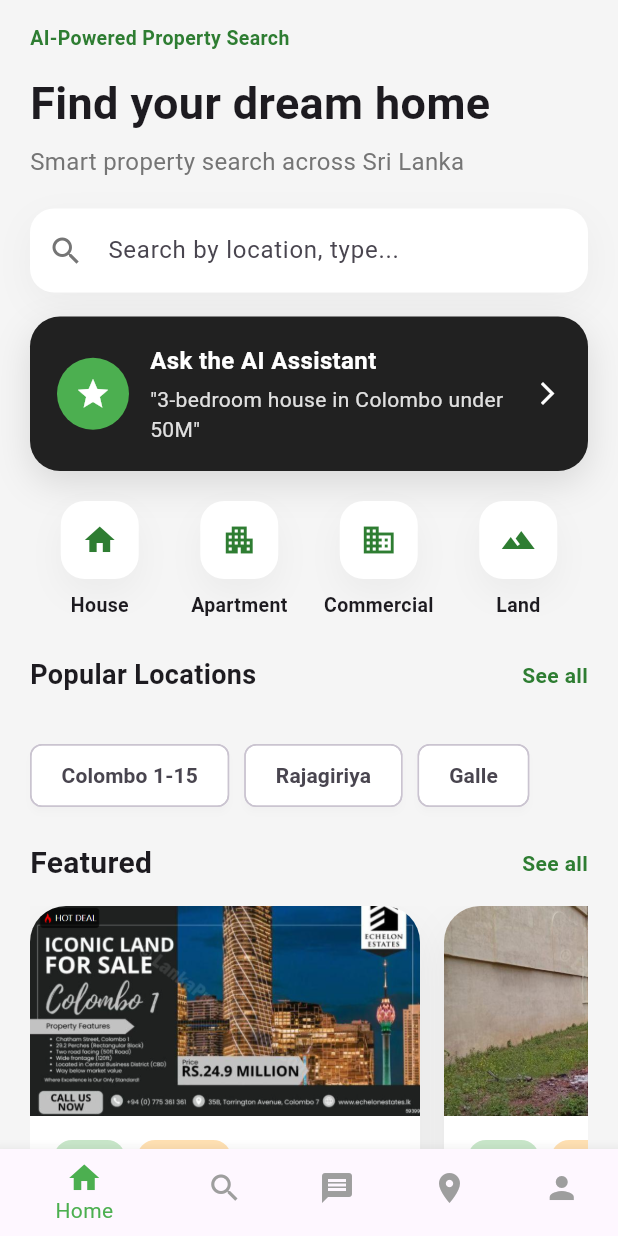
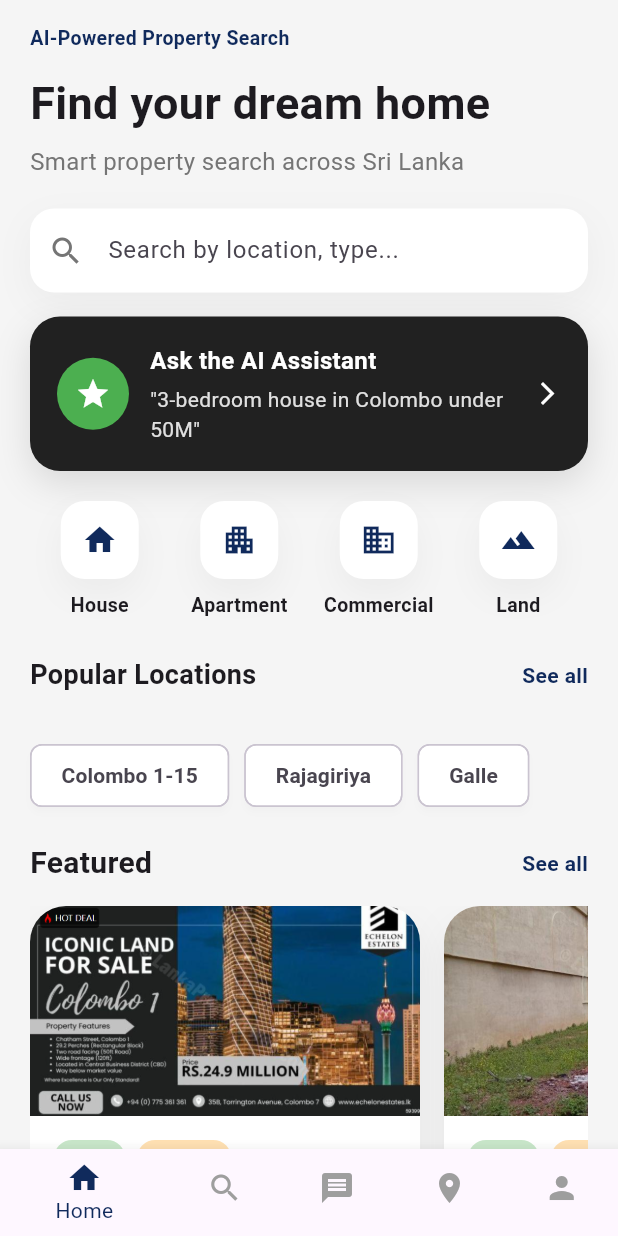
Before and after one commit to amashadahamni/livesmart, a Flutter app: the MainApp screen opened directly, on a phone screen of 412 x 824 dp. Run offline on Flutter 3.47's test engine with Material 3 defaults, Android fonts, the phone set to English and light mode, and no system bars; our stand-ins replace flutter_tts, speech_to_text; network calls fail; Roboto replaces fonts that are missing (Arial).

Commit message:
Use dark blue text accents

```diff
--- a/lib/main.dart
+++ b/lib/main.dart
@@ -314,7 +314,7 @@ class _MainAppState extends State<MainApp> {
             index = i;
           });
         },
-        selectedItemColor: Colors.green,
+        selectedItemColor: Color(0xff102a5c),
         unselectedItemColor: Colors.grey,
         items: [
           BottomNavigationBarItem(icon: Icon(Icons.home), label: "Home"),
@@ -355,7 +355,7 @@ class DashboardScreen extends StatelessWidget {
                   Text('AI-Powered Property Search',
                       style: TextStyle(
                         fontSize: 13,
-                        color: Colors.green[800],
+                        color: Color(0xff102a5c),
                         fontWeight: FontWeight.w700,
                       )),
                   SizedBox(height: 12),
@@ -464,7 +464,7 @@ class DashboardScreen extends StatelessWidget {
                           )),
                       Text('See all',
                           style: TextStyle(
-                            color: Colors.green[800],
+                            color: Color(0xff102a5c),
                             fontWeight: FontWeight.w600,
                           )),
                     ],
@@ -542,7 +542,7 @@ class DashboardScreen extends StatelessWidget {
                   ),
                 ],
               ),
-              child: Icon(icon, color: Colors.green[800], size: 24),
+              child: Icon(icon, color: Color(0xff102a5c), size: 24),
             ),
             SizedBox(height: 8),
             Text(title, style: TextStyle(fontSize: 13, fontWeight: FontWeight.w600)),
@@ -573,7 +573,7 @@ class DashboardScreen extends StatelessWidget {
             )),
         Text('See all',
             style: TextStyle(
-              color: Colors.green[800],
+              color: Color(0xff102a5c),
               fontWeight: FontWeight.w600,
             )),
       ],
@@ -625,7 +625,7 @@ class DashboardScreen extends StatelessWidget {
                       overflow: TextOverflow.ellipsis),
                   SizedBox(height: 6),
                   Text(item['price']!,
-                      style: TextStyle(fontSize: 14, fontWeight: FontWeight.w700, color: Colors.green[800])),
+                      style: TextStyle(fontSize: 14, fontWeight: FontWeight.w700, color: Color(0xff102a5c))),
                   Spacer(),
                   Row(
                     children: [
@@ -684,7 +684,7 @@ class DashboardScreen extends StatelessWidget {
                   Text(item['title']!,
                       style: TextStyle(fontSize: 16, fontWeight: FontWeight.bold)),
                   SizedBox(height: 6),
-                  Text(item['price']!, style: TextStyle(fontSize: 15, fontWeight: FontWeight.w700, color: Colors.green[800])),
+                  Text(item['price']!, style: TextStyle(fontSize: 15, fontWeight: FontWeight.w700, color: Color(0xff102a5c))),
                 ],
               ),
             ),
@@ -790,7 +790,7 @@ class _PropertyCategoryScreenState extends State<PropertyCategoryScreen> {
       child: Column(
         crossAxisAlignment: CrossAxisAlignment.start,
         children: [
-          Text(label, style: TextStyle(fontWeight: FontWeight.bold, color: Colors.green[800])),
+          Text(label, style: TextStyle(fontWeight: FontWeight.bold, color: Color(0xff102a5c))),
           SizedBox(height: 4),
           Text(value, style: TextStyle(fontSize: 16)),
         ],
@@ -1133,7 +1133,7 @@ class _AIChatScreenState extends State<AIChatScreen> {
                                   BoxShadow(color: Colors.black12, blurRadius: 10, offset: Offset(0, 5)),
                                 ],
                               ),
-                              child: Icon(_isListening ? Icons.mic_off : Icons.mic, color: Colors.green[800]),
+                              child: Icon(_isListening ? Icons.mic_off : Icons.mic, color: Color(0xff102a5c)),
                             ),
                           ),
                           SizedBox(width: 12),
@@ -1183,7 +1183,7 @@ class _AIChatScreenState extends State<AIChatScreen> {
                             child: Container(
                               padding: EdgeInsets.all(16),
                               decoration: BoxDecoration(
-                                color: Colors.green[800],
+                                color: Color(0xff102a5c),
                                 shape: BoxShape.circle,
                               ),
                               child: Icon(Icons.send, color: Colors.white),
@@ -1280,7 +1280,7 @@ class _AIChatScreenState extends State<AIChatScreen> {
                   SizedBox(height: 6),
                   Text(property['title']!, style: TextStyle(fontSize: 18, fontWeight: FontWeight.bold)),
                   SizedBox(height: 6),
-                  Text(property['price']!, style: TextStyle(fontSize: 16, fontWeight: FontWeight.w700, color: Colors.green[800])),
+                  Text(property['price']!, style: TextStyle(fontSize: 16, fontWeight: FontWeight.w700, color: Color(0xff102a5c))),
                   SizedBox(height: 12),
                   Row(
                     children: [
@@ -1326,7 +1326,7 @@ class PropertyDetailScreen extends StatelessWidget {
                 SizedBox(height: 8),
                 Text(property['city'] ?? property['location']!, style: TextStyle(color: Colors.grey[600], fontSize: 15)),
                 SizedBox(height: 12),
-                Text(property['price']!, style: TextStyle(color: Colors.green[800], fontWeight: FontWeight.w700, fontSize: 22)),
+                Text(property['price']!, style: TextStyle(color: Color(0xff102a5c), fontWeight: FontWeight.w700, fontSize: 22)),
                 SizedBox(height: 18),
                 _detailRow('Transaction', property['transactionType'] ?? ''),
                 _detailRow('Area', property['area'] ?? ''),
@@ -1388,7 +1388,7 @@ class PropertyDetailScreen extends StatelessWidget {
       child: Column(
         crossAxisAlignment: CrossAxisAlignment.start,
         children: [
-          Text(label, style: TextStyle(fontWeight: FontWeight.bold, color: Colors.green[800])),
+          Text(label, style: TextStyle(fontWeight: FontWeight.bold, color: Color(0xff102a5c))),
           SizedBox(height: 4),
           Text(value, style: TextStyle(fontSize: 16)),
         ],
@@ -1431,7 +1431,7 @@ class MapScreen extends StatelessWidget {
         child: Column(
           mainAxisAlignment: MainAxisAlignment.center,
           children: [
-            Icon(Icons.map, size: 80, color: Colors.green),
+            Icon(Icons.map, size: 80, color: Color(0xff102a5c)),
             SizedBox(height: 10),
             Text("Google Maps will be added here later"),
           ],
```
